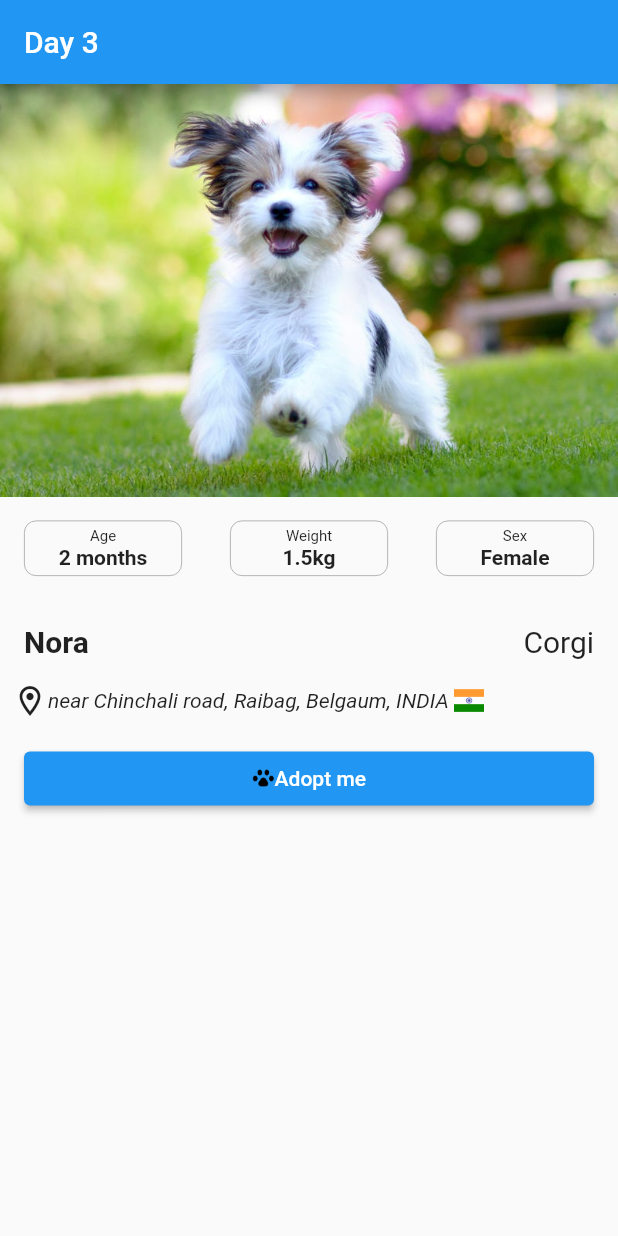
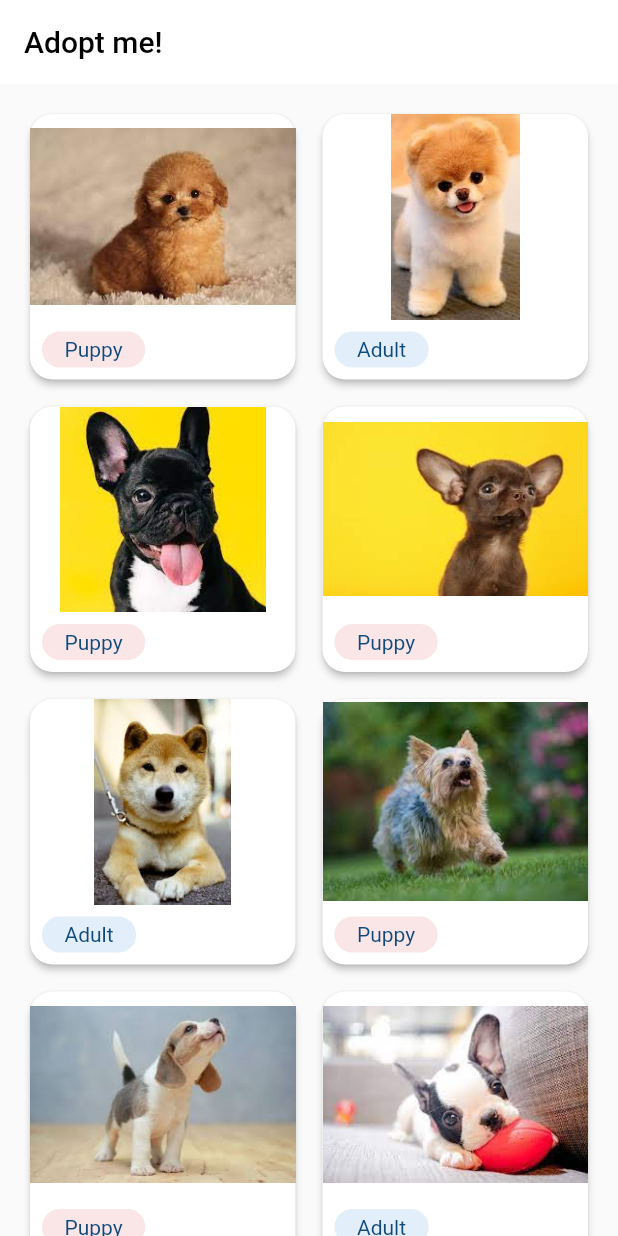
Before and after one commit to SachinKasaraddi/100daysofFlutter, a Flutter app: the screen it shows after launch, on a phone screen of 412 x 824 dp. Run offline on Flutter 3.47's test engine with Material 2 defaults, Android fonts, the phone set to English and light mode, and no system bars.

Commit message:
Day 5: Card,Chip, Custom Color (ARGB).

```diff
--- /dev/null
+++ b/day4/lib/Dashboard.dart
@@ -0,0 +1,76 @@
+import 'package:flutter/material.dart';
+
+class Dashboard extends StatelessWidget {
+  @override
+  Widget build(BuildContext context) {
+    GridView puppiesList = GridView.count(
+      primary: false,
+      padding: EdgeInsets.all(16),
+      crossAxisSpacing: 10,
+      mainAxisSpacing: 10,
+      crossAxisCount: 2,
+      children: <Widget>[
+        _puppyItem("assets/images/pet1.jpeg", "Puppy", true, "Nora", "Corgi"),
+        _puppyItem("assets/images/pet2.jpeg", "Adult", false, "Basil", "Cross"),
+        _puppyItem("assets/images/pet3.jpeg", "Puppy", true, "Nora", "Corgi"),
+        _puppyItem("assets/images/pet4.jpeg", "Puppy", true, "Basil", "Cross"),
+        _puppyItem("assets/images/pet5.jpeg", "Adult", false, "Nora", "Corgi"),
+        _puppyItem("assets/images/pet6.jpeg", "Puppy", true, "Basil", "Cross"),
+        _puppyItem("assets/images/pet7.jpeg", "Puppy", true, "Nora", "Corgi"),
+        _puppyItem("assets/images/pet8.jpeg", "Adult", false, "Basil", "Cross"),
+        _puppyItem("assets/images/pet9.jpeg", "Puppy", true, "Basil", "Cross"),
+      ],
+    );
+
+    return MaterialApp(
+      title: 'Flutter Demo',
+      home: Scaffold(
+          appBar: AppBar(
+            backgroundColor: Colors.white,
+            elevation: 0,
+            title: Align(
+              alignment: Alignment.topLeft,
+              child: Text(
+                'Adopt me!',
+                style: TextStyle(color: Colors.black),
+              ),
+            ),
+          ),
+          body: puppiesList),
+    );
+  }
+
+  Card _puppyItem(String imagePath, String puppyType, bool isMale, String name,
+      String breed) {
+    return Card(
+      elevation: 2,
+      shape: RoundedRectangleBorder(borderRadius: BorderRadius.circular(15.0)),
+      child: Column(
+        children: [
+          Expanded(
+            child: Image.asset(imagePath),
+          ),
+          Row(
+            children: [
+              Card(
+                color: isMale ? const Color(0xFFFAE6E6) : Color(0xFFE2EEF9),
+                elevation: 0,
+                margin: EdgeInsets.all(8),
+                shape: RoundedRectangleBorder(
+                    borderRadius: BorderRadius.circular(15.0)),
+                child: Padding(
+                    padding: const EdgeInsets.only(
+                        left: 15, top: 4, right: 15, bottom: 4),
+                    child: Text(
+                      puppyType,
+                      style: TextStyle(
+                          color: isMale ? Color(0xFF104A7D) : Color(0xFF104A7D)),
+                    )),
+              )
+            ],
+          ),
+        ],
+      ),
+    );
+  }
+}
--- a/day4/lib/main.dart
+++ b/day4/lib/main.dart
@@ -1,9 +1,10 @@
 import 'dart:ui';
 
+import 'package:day2/Dashboard.dart';
 import 'package:flutter/material.dart';
 
 void main() {
-  runApp(MyApp());
+  runApp(Dashboard());
 }
 
 class MyApp extends StatelessWidget {
```
Also changed, not shown: day4/assets/images/pet1.jpeg (added), day4/assets/images/pet2.jpeg (added), day4/assets/images/pet3.jpeg (added), day4/assets/images/pet4.jpeg (added), day4/assets/images/pet5.jpeg (added), day4/assets/images/pet6.jpeg (added), day4/assets/images/pet7.jpeg (added), day4/assets/images/pet8.jpeg (added), day4/assets/images/pet9.jpeg (added).
